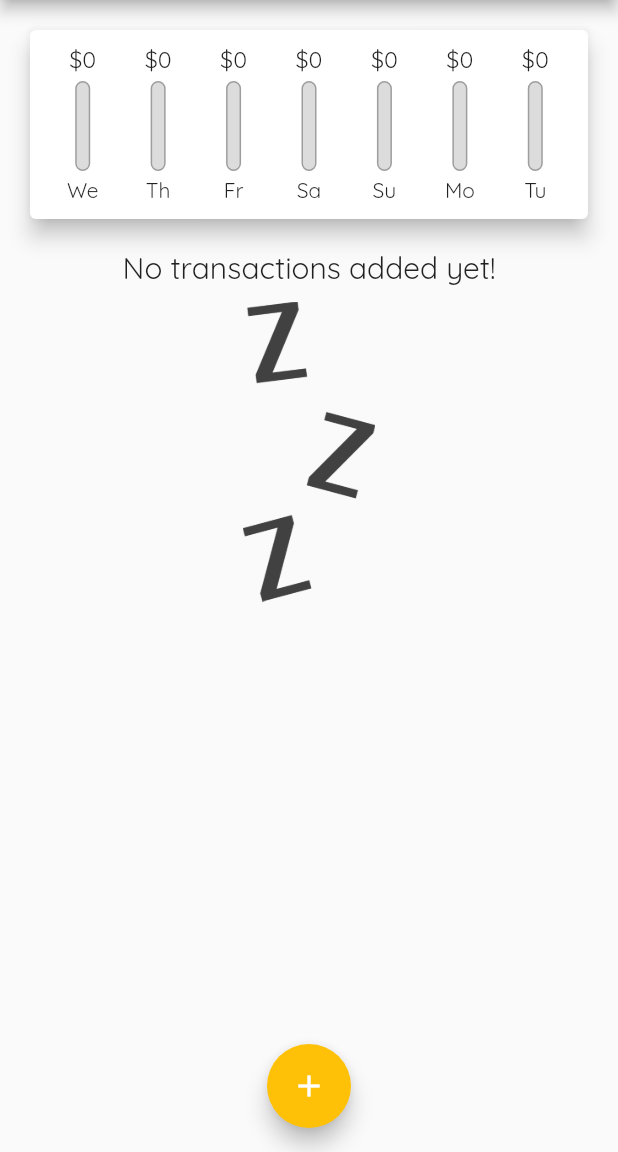
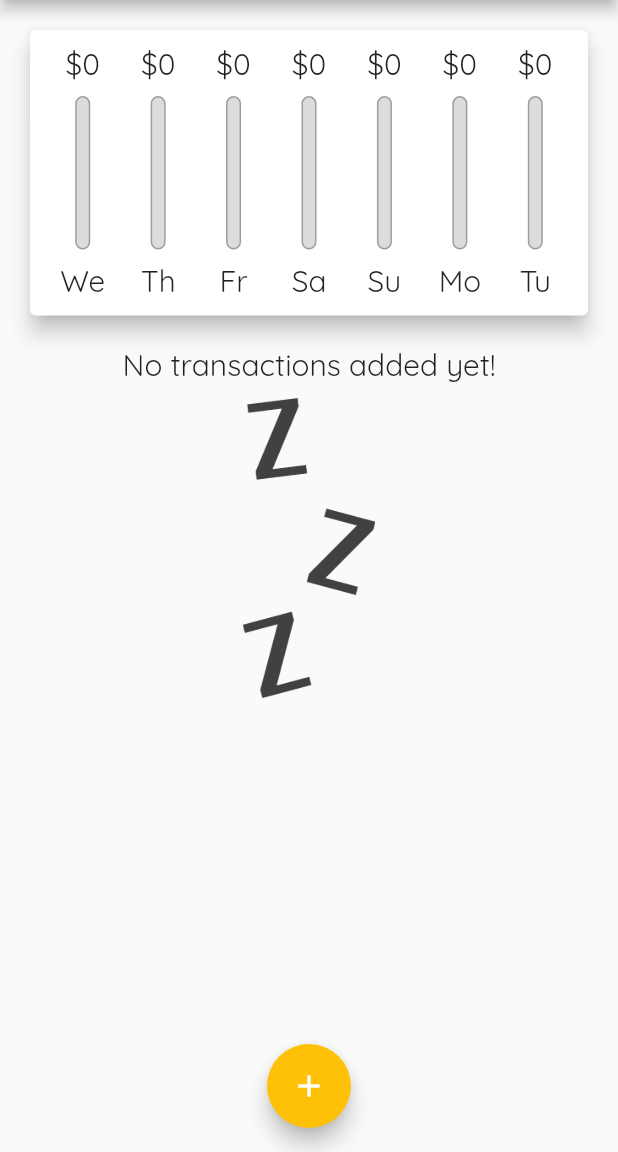
Before and after one commit to ajcandelariaa/flutter-expense-planner, a Flutter app: the screen it shows after launch, on a phone screen of 412 x 824 dp, the part 84-1236 px from its top. Run offline on Flutter 3.47's test engine with Material 2 defaults, Android fonts, the phone set to English and light mode, and no system bars; missing offline and left inert: dart:ffi.

Commit message:
responsive widget

```diff
--- a/lib/main.dart
+++ b/lib/main.dart
@@ -1,11 +1,19 @@
 import 'package:expense_planner/widgets/transaction_list.dart';
 import 'package:flutter/material.dart';
+import 'package:flutter/services.dart';
 
 import 'package:expense_planner/widgets/new_transaction.dart';
 import 'package:expense_planner/models/transaction.dart';
 import 'package:expense_planner/widgets/chart.dart';
 
-void main() => runApp(MyApp());
+void main() {
+  // WidgetsFlutterBinding.ensureInitialized();
+  // SystemChrome.setPreferredOrientations([
+  //   DeviceOrientation.portraitDown,
+  //   DeviceOrientation.portraitUp,
+  // ]);
+  runApp(MyApp());
+}
 
 class MyApp extends StatelessWidget {
   @override
@@ -60,7 +68,8 @@ class _MyHomePageState extends State<MyHomePage> {
     }).toList();
   }
 
-  void _addNewTransaction(String txTitle, double txAmount, DateTime chosenDate) {
+  void _addNewTransaction(
+      String txTitle, double txAmount, DateTime chosenDate) {
     final newTx = Transaction(
       id: DateTime.now().toString(),
       title: txTitle,
@@ -93,21 +102,33 @@ class _MyHomePageState extends State<MyHomePage> {
 
   @override
   Widget build(BuildContext context) {
+    final appBar = AppBar(
+      title: Text('Personal Expenses'),
+      actions: [
+        IconButton(
+            onPressed: () => _startAddNewTransaction(context),
+            icon: Icon(Icons.add)),
+      ],
+    );
     return Scaffold(
-      appBar: AppBar(
-        title: Text('Personal Expenses'),
-        actions: [
-          IconButton(
-              onPressed: () => _startAddNewTransaction(context),
-              icon: Icon(Icons.add)),
-        ],
-      ),
+      appBar: appBar,
       body: SingleChildScrollView(
         child: Column(
           crossAxisAlignment: CrossAxisAlignment.center,
           children: [
-            Chart(_recentTransactions),
-            TransactionList(_userTransaction, _deleteTransaction),
+            Container(
+              height: (MediaQuery.of(context).size.height -
+                      appBar.preferredSize.height -
+                      MediaQuery.of(context).padding.top) *
+                  0.3,
+              child: Chart(_recentTransactions),
+            ),
+            Container(
+                height: (MediaQuery.of(context).size.height -
+                        appBar.preferredSize.height -
+                        MediaQuery.of(context).padding.top) *
+                    0.7,
+                child: TransactionList(_userTransaction, _deleteTransaction)),
           ],
         ),
       ),
--- a/lib/widgets/chart_bar.dart
+++ b/lib/widgets/chart_bar.dart
@@ -11,19 +11,21 @@ class ChartBar extends StatelessWidget {
 
   @override
   Widget build(BuildContext context) {
+    return LayoutBuilder(
+      builder: (ctx, constraints) {
         return Column(
           children: [
             Container(
-          height: 20,
+              height: constraints.maxHeight * 0.15,
               child: FittedBox(
                 child: Text('\$${spendingAmount.toStringAsFixed(0)}'),
               ),
             ),
             SizedBox(
-          height: 4,
+              height: constraints.maxHeight * 0.05,
             ),
             Container(
-          height: 60,
+              height: constraints.maxHeight * 0.6,
               width: 10,
               child: Stack(children: [
                 Container(
@@ -48,10 +50,17 @@ class ChartBar extends StatelessWidget {
               ]),
             ),
             SizedBox(
-          height: 4,
+              height: constraints.maxHeight * 0.05,
             ),
-        Text(label),
+            Container(
+              height: constraints.maxHeight * 0.15,
+              child: FittedBox(
+                child: Text(label),
+              ),
+            ),
           ],
+        );
+      },
     );
   }
 }
--- a/lib/widgets/transaction_list.dart
+++ b/lib/widgets/transaction_list.dart
@@ -11,9 +11,7 @@ class TransactionList extends StatelessWidget {
 
   @override
   Widget build(BuildContext context) {
-    return Container(
-      height: 450,
-      child: transactions.isEmpty
+    return transactions.isEmpty
         ? Column(
             children: [
               Text(
@@ -108,7 +106,6 @@ class TransactionList extends StatelessWidget {
               //   ),
               // );
             },
-            ),
           );
   }
 }
```
Lines whose indentation alone changed are shown as unchanged.
